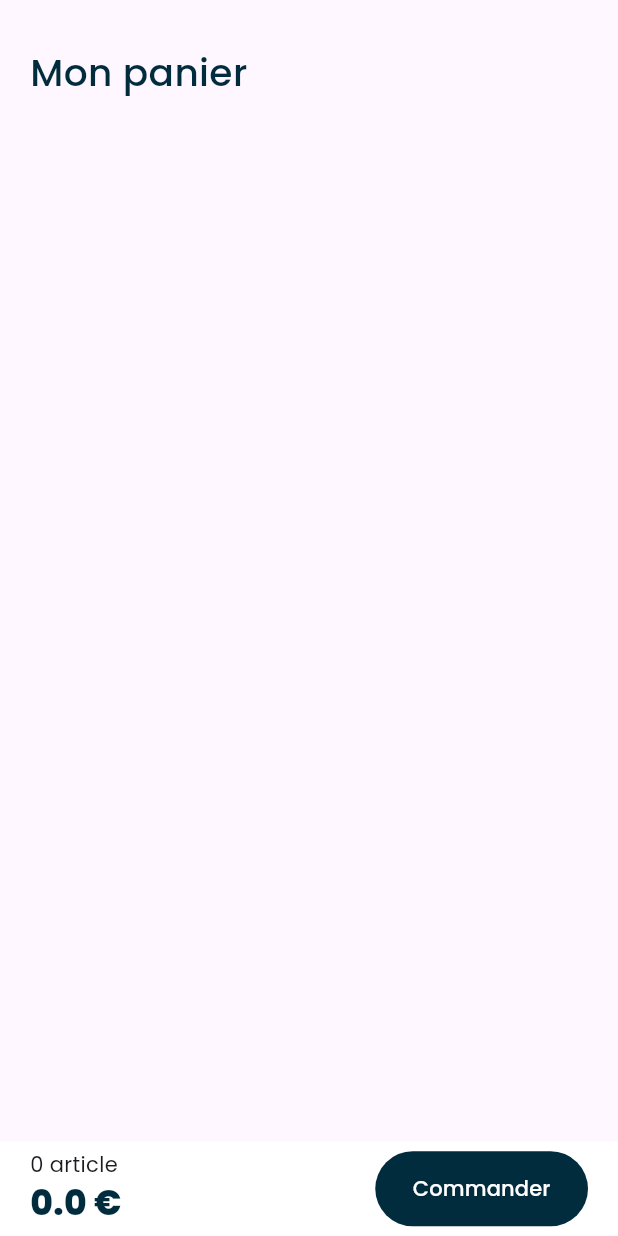
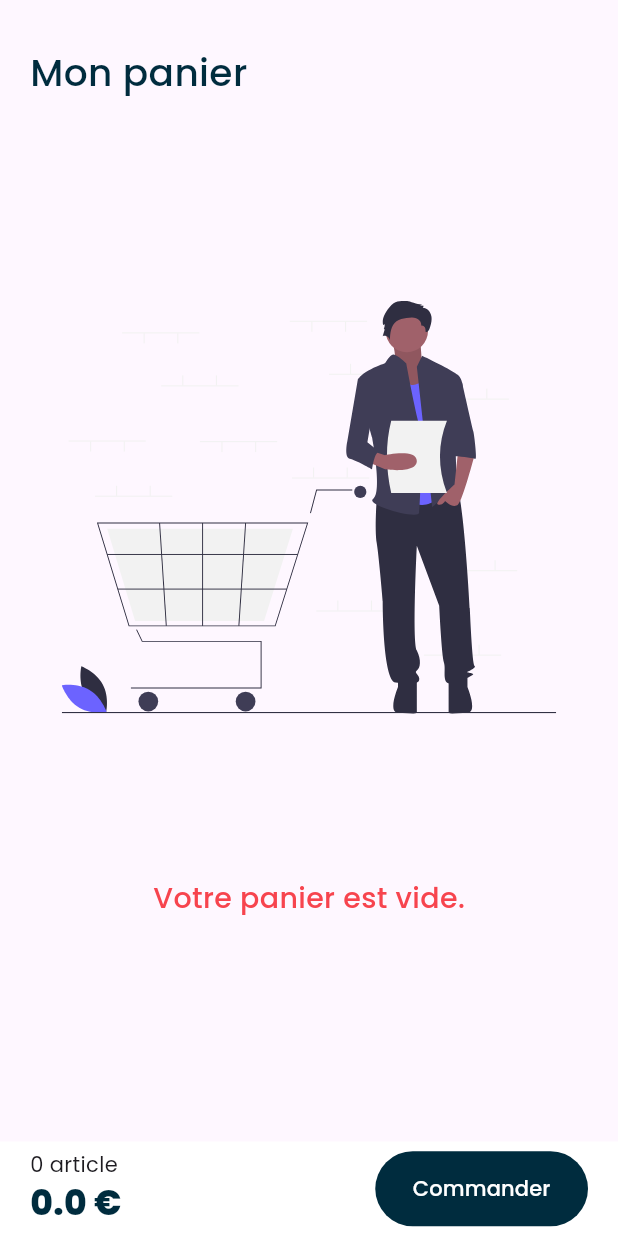
Before and after one commit to eliotfgn/itine, a Flutter app: the CartScreen widget shown alone on an empty page, opened directly, after a tap on "Commander", on a phone screen of 412 x 824 dp. Run offline on Flutter 3.47's test engine with Material 3 defaults, Android fonts, the phone set to English and light mode, and no system bars; our stand-ins replace cached_network_image, dio, flutter_dotenv, flutter_map, flutter_rating_bar, flutter_svg and 4 more; missing offline and left inert: flutter_stripe; accounts and stored records are empty; network calls fail; statements that could not run were skipped.

Commit message:
feat: Delete item from cart

```diff
--- a/lib/core/services/api/products/cart_service.dart
+++ b/lib/core/services/api/products/cart_service.dart
@@ -29,4 +29,10 @@ class CartService extends ApiService {
 
     return items;
   }
+
+  Future<bool> delete(int id) async {
+    Response response = await client.delete('${ApiEndpoints.cart}$id');
+
+    return response.data['success'];
+  }
 }
--- a/lib/domains/models/cart_item/cart_item.dart
+++ b/lib/domains/models/cart_item/cart_item.dart
@@ -6,7 +6,7 @@ part 'cart_item.g.dart';
 @JsonSerializable()
 class CartItem {
   CartItem({
-    this.id,
+    required this.id,
     required this.product,
     this.userId,
     required this.quantity,
@@ -14,7 +14,7 @@ class CartItem {
     this.size,
   });
 
-  int? id;
+  int id;
   final Product product;
   final int? userId;
   final int quantity;
--- a/lib/presentation/controllers/product/products_controller.dart
+++ b/lib/presentation/controllers/product/products_controller.dart
@@ -11,7 +11,7 @@ class ProductsController extends GetxController {
   final SessionController _sessionController = Get.find<SessionController>();
   final List<Gender> genders = [Gender.man, Gender.woman, Gender.child];
 
-  RxInt quantity = 0.obs;
+  RxInt quantity = 1.obs;
   RxString selectedColor = ''.obs;
   RxString selectedSize = ''.obs;
   RxList<Product> products = <Product>[].obs;
--- a/lib/presentation/ui/root_navigation/cart_screen.dart
+++ b/lib/presentation/ui/root_navigation/cart_screen.dart
@@ -1,4 +1,5 @@
 import 'package:flutter/material.dart';
+import 'package:flutter_svg/svg.dart';
 import 'package:get/get.dart';
 import 'package:itine/core/constants/app_typography.dart';
 import 'package:itine/presentation/controllers/product/cart_controller.dart';
@@ -45,7 +46,27 @@ class _CartScreenState extends State<CartScreen> {
                 const SizedBox(
                   height: 25,
                 ),
-                ..._cartController.items.map((item) => CartItemCard(item: item))
+                _cartController.items.isNotEmpty == true
+                    ? Column(
+                        children: _cartController.items
+                            .map((item) => CartItemCard(item: item))
+                            .toList(),
+                      )
+                    : Column(
+                        children: [
+                          SizedBox(
+                            height: Get.height * 0.6,
+                            width: Get.width * 0.8,
+                            child: SvgPicture.asset(
+                                'assets/images/empty_cart.svg'),
+                          ),
+                          Text(
+                            'Votre panier est vide.',
+                            style: AppTypography.headline3
+                                .copyWith(color: AppColors.primary),
+                          ),
+                        ],
+                      ),
               ],
             ),
             Positioned(
```
Also changed, not shown: lib/presentation/controllers/product/cart_controller.dart (+9 -2 lines), lib/presentation/ui/product/product_details_screen.dart (+12 -8 lines), lib/presentation/ui/splash/new_splash_screen.dart (+5 -3 lines), lib/presentation/widgets/products/cart_item.dart (+6 -2 lines), assets/images/empty_cart.svg (added), lib/domains/models/cart_item/cart_item.g.dart.
